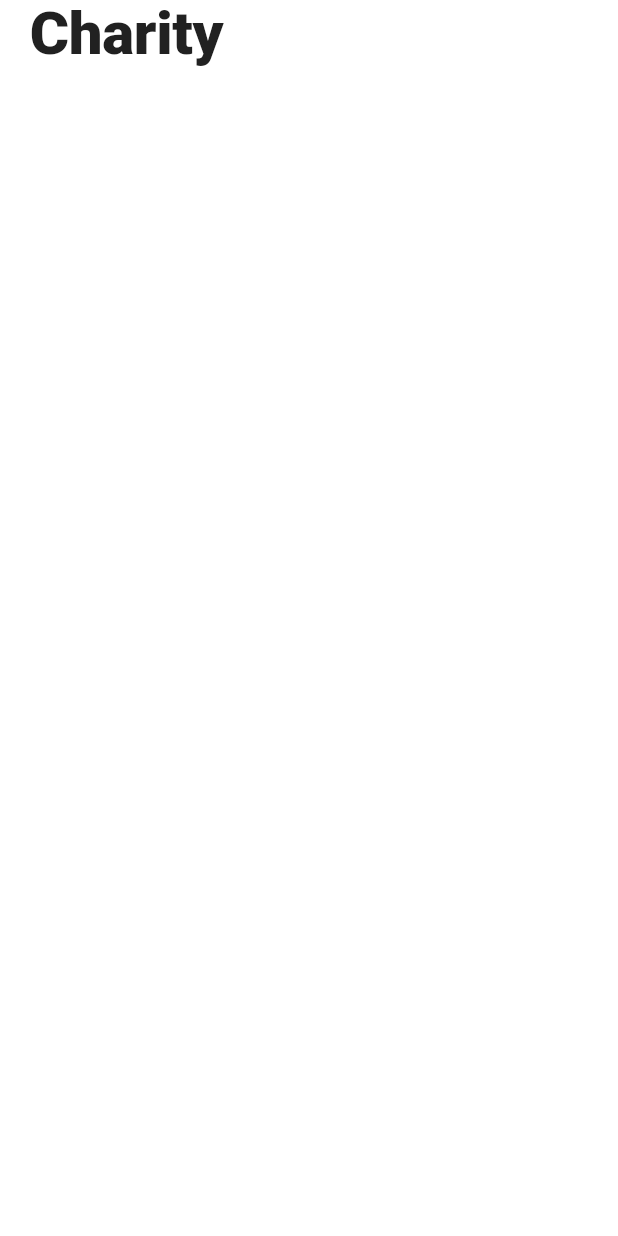
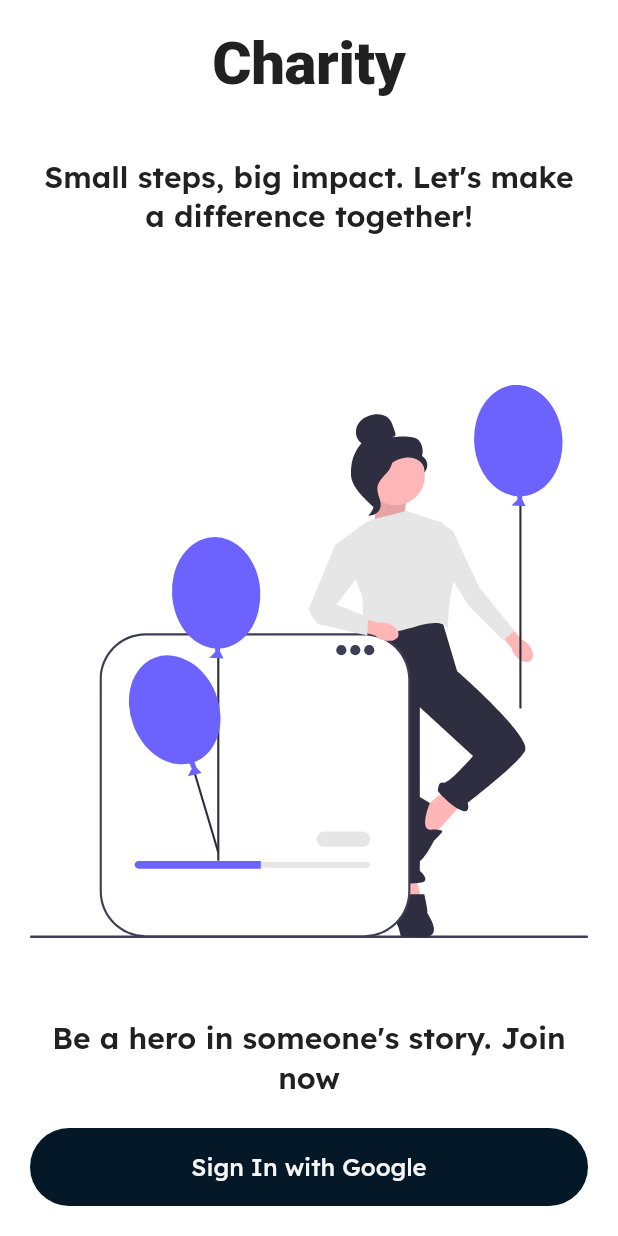
Before and after one commit to dinmukhamednurkaliyev/charity_app, a Flutter app: the screen it shows after launch, on a phone screen of 412 x 824 dp. Run offline on Flutter 3.47's test engine with Material 3 defaults, Android fonts, the phone set to English and light mode, and no system bars; our stand-ins replace dio, firebase_auth, firebase_core, flutter_svg, go_router, google_sign_in; accounts and stored records are empty.

Commit message:
feat(auth): Update AuthPage UI; modify DefaultButtonWidget; update main.dart; remove default test

```diff
--- a/lib/core/presentation/widgets/default_button_widget.dart
+++ b/lib/core/presentation/widgets/default_button_widget.dart
@@ -18,7 +18,9 @@ class DefaultButtonWidget extends StatelessWidget {
 
   @override
   Widget build(BuildContext context) {
-    return ElevatedButton(
+    return SizedBox(
+      width: double.maxFinite,
+      child: ElevatedButton(
         onPressed: onPressed,
         style: Theme.of(context).elevatedButtonTheme.style?.copyWith(
           backgroundColor: WidgetStateProperty.resolveWith((state) {
@@ -38,6 +40,7 @@ class DefaultButtonWidget extends StatelessWidget {
           padding: WidgetStatePropertyAll(padding),
         ),
         child: Text(text ?? ''),
+      ),
     );
   }
 }
--- a/lib/features/auth/presentation/pages/auth_page.dart
+++ b/lib/features/auth/presentation/pages/auth_page.dart
@@ -1,4 +1,6 @@
+import 'package:charity_app/core/presentation/widgets/default_button_widget.dart';
 import 'package:flutter/material.dart';
+import 'package:flutter_svg/svg.dart';
 
 class AuthPage extends StatelessWidget {
   const AuthPage({super.key});
@@ -9,6 +11,7 @@ class AuthPage extends StatelessWidget {
   Widget build(BuildContext context) {
     return Scaffold(
       body: SafeArea(
+        child: Center(
           child: Padding(
             padding: const EdgeInsets.symmetric(horizontal: 20),
             child: Column(
@@ -16,17 +19,55 @@ class AuthPage extends StatelessWidget {
                 Expanded(
                   child: Column(
                     children: [
+                      SizedBox(height: 20),
                       Text(
                         'Charity',
-                      style: Theme.of(context).textTheme.displayLarge?.copyWith(
+                        style: Theme.of(
+                          context,
+                        ).textTheme.displayLarge?.copyWith(
                           fontSize: 40,
                           fontWeight: FontWeight.w900,
                         ),
                       ),
+                      SizedBox(height: 40),
+                      Text(
+                        '''Small steps, big impact. Let's make a difference together! ''',
+                        style: Theme.of(
+                          context,
+                        ).textTheme.headlineMedium?.copyWith(
+                          fontSize: 20,
+                          fontWeight: FontWeight.w600,
+                        ),
+                        textAlign: TextAlign.center,
+                      ),
                     ],
                   ),
                 ),
+                Expanded(
+                  flex: 2,
+                  child: Column(
+                    children: [
+                      Expanded(
+                        child: SvgPicture.asset('assets/images/hand.svg'),
+                      ),
+                      SizedBox(height: 40),
+                      Text(
+                        '''Be a hero in someone's story. Join now''',
+                        style: Theme.of(context).textTheme.headlineSmall,
+                        textAlign: TextAlign.center,
+                      ),
                     ],
+                  ),
+                ),
+                SizedBox(height: 20),
+                DefaultButtonWidget(
+                  text: 'Sign In with Google',
+                  onPressed: () {},
+                  padding: EdgeInsets.symmetric(vertical: 16),
+                ),
+                SizedBox(height: 20),
+              ],
+            ),
           ),
         ),
       ),
--- a/lib/main.dart
+++ b/lib/main.dart
@@ -9,6 +9,7 @@ void main() async {
   Firebase.initializeApp(options: DefaultFirebaseOptions.currentPlatform);
   runApp(
     MaterialApp.router(
+      debugShowCheckedModeBanner: false,
       routerConfig: AppRouter.router,
       theme: AppTheme.getTheme(),
     ),
```
Also changed, not shown: 1 other file. Lines whose indentation alone changed are shown as unchanged.
